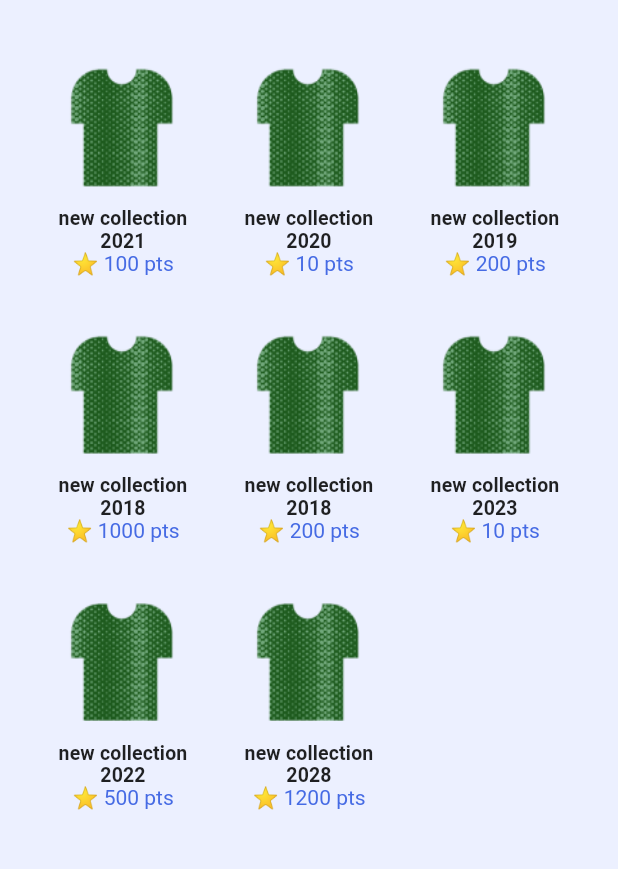
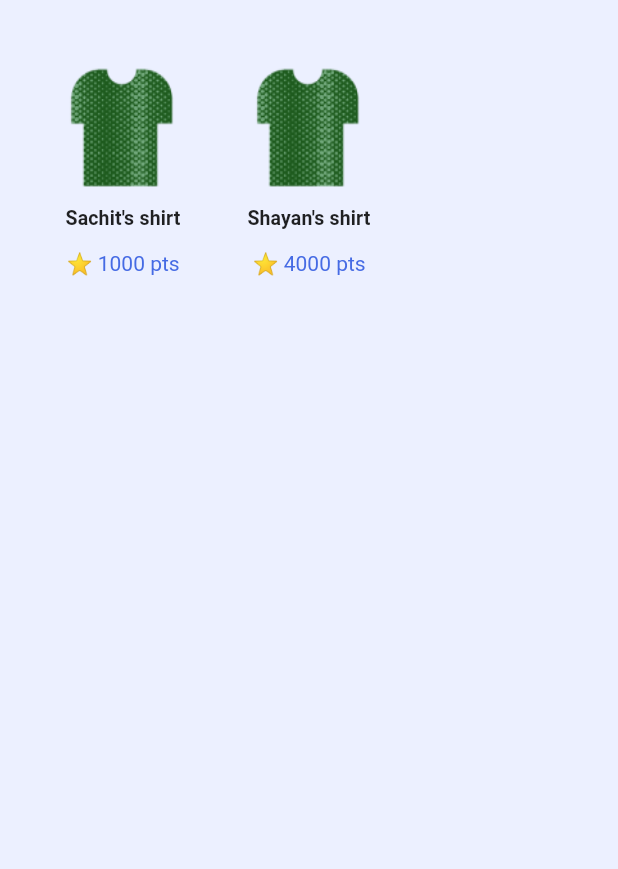
Before and after one commit to Abradat/ecogo-mobile-app, a Flutter app: the screen it shows after launch, after a tap on "🛍 Shop", on a phone screen of 412 x 824 dp, the part 141-1010 px from its top. Run offline on Flutter 3.47's test engine with Material 2 defaults, Android fonts, the phone set to English and light mode, and no system bars; our stand-ins replace fluro.

Commit message:
Used services for retrieving items for store.

```diff
--- a/lib/router.dart
+++ b/lib/router.dart
@@ -25,7 +25,7 @@ class AppRouter {
     router.define(
       '/shop',
       handler: _shopHandler,
-      transitionType: TransitionType.inFromBottom,
+      transitionType: TransitionType.nativeModal,
     );
   }
 }
--- a/lib/screens/home.dart
+++ b/lib/screens/home.dart
@@ -30,6 +30,15 @@ class _HomeScreenState extends State<HomeScreen> {
                     style: TextStyle(color: Colors.white),
                   ),
                 ),
+                Expanded(
+                  flex: 1,
+                  child: const GeneralBadge(
+                    child: Text(
+                      "🪙 2222",
+                      style: TextStyle(color: Colors.white),
+                    ),
+                  ),
+                ),
                 GestureDetector(
                   onTap: () {
                     Navigator.pushNamed(context, '/shop');
--- /dev/null
+++ b/lib/screens/search.dart
@@ -0,0 +1,15 @@
+import 'package:flutter/cupertino.dart';
+
+class SearchScreen extends StatefulWidget {
+  const SearchScreen({Key? key}) : super(key: key);
+
+  @override
+  _SearchScreenState createState() => _SearchScreenState();
+}
+
+class _SearchScreenState extends State<SearchScreen> {
+  @override
+  Widget build(BuildContext context) {
+    return Container();
+  }
+}
--- a/lib/services/shop_service.dart
+++ b/lib/services/shop_service.dart
@@ -1,10 +1,12 @@
 import 'package:ecogo_mobile_app/data/shop_item.dart';
 
 class ShopService {
-  Future<List<ShopItem>> getShopItems() async {
-    return [
-      ShopItem("sample-shirt.png", "Sachit's shirt", 1000),
-      ShopItem("sample-shirt.png", "Shayan's shirt", 4000)
-    ];
+  Future<List<ShopItem>> getShopItems() {
+    return Future.delayed(
+        const Duration(seconds: 1),
+        () => [
+              ShopItem("sample-shirt.png", "Sachit's shirt", 1000),
+              ShopItem("sample-shirt.png", "Shayan's shirt", 4000)
+            ]);
   }
 }
--- /dev/null
+++ b/lib/widgets/common/top_bar.dart
@@ -0,0 +1,10 @@
+import 'package:flutter/cupertino.dart';
+
+class TopBar extends StatelessWidget {
+  const TopBar({Key? key}) : super(key: key);
+
+  @override
+  Widget build(BuildContext context) {
+    return Container();
+  }
+}
--- a/lib/widgets/shop/shop_item.dart
+++ b/lib/widgets/shop/shop_item.dart
@@ -1,15 +1,13 @@
 import 'package:flutter/cupertino.dart';
 import 'package:flutter/material.dart';
 
-class ShopItem extends StatelessWidget {
+class ShopItemCard extends StatelessWidget {
   final String imageUrl;
-  final String clothName;
-  final int clothPrice;
+  final String name;
+  final int price;
 
-  ShopItem(
-      {required this.imageUrl,
-      required this.clothName,
-      required this.clothPrice});
+  ShopItemCard(
+      {required this.imageUrl, required this.name, required this.price});
 
   @override
   Widget build(BuildContext context) {
@@ -35,7 +33,7 @@ class ShopItem extends StatelessWidget {
             Expanded(
               flex: 1,
               child: Text(
-                clothName,
+                name,
                 textAlign: TextAlign.center,
                 style: const TextStyle(
                   fontWeight: FontWeight.bold,
@@ -48,7 +46,7 @@ class ShopItem extends StatelessWidget {
             Expanded(
               flex: 1,
               child: Text(
-                "⭐️ $clothPrice pts",
+                "⭐️ $price pts",
                 style: const TextStyle(color: Color(0xFF466BE4)),
               ),
             ),
@@ -65,7 +63,7 @@ class ShopItem extends StatelessWidget {
         contentPadding:
             const EdgeInsets.symmetric(horizontal: 50, vertical: 30),
         title: Text(
-          clothName,
+          name,
           textAlign: TextAlign.center,
           style: const TextStyle(
             fontWeight: FontWeight.bold,
@@ -93,7 +91,7 @@ class ShopItem extends StatelessWidget {
                   backgroundColor: const Color(0xFF466BE4),
                   padding: EdgeInsets.symmetric(horizontal: 20, vertical: 10)),
               child: Text(
-                "Purchase with ⭐️ $clothPrice pts",
+                "Purchase with ⭐️ $price pts",
                 style: const TextStyle(color: Colors.white),
               ),
             )
--- a/lib/widgets/shop/shop_list.dart
+++ b/lib/widgets/shop/shop_list.dart
@@ -1,5 +1,6 @@
+import 'package:ecogo_mobile_app/data/shop_item.dart';
+import 'package:ecogo_mobile_app/widgets/shop/shop_item.dart';
 import 'package:ecogo_mobile_app/services/shop_service.dart';
-import 'package:ecogo_mobile_app/widgets/shop/shop_item.dart';
 import 'package:flutter/cupertino.dart';
 
 class ShopList extends StatefulWidget {
@@ -11,11 +12,19 @@ class ShopList extends StatefulWidget {
 
 class _ShopListState extends State<ShopList> {
   final ShopService shopService = ShopService();
-  late List<ShopItem> shopItems;
+  List<ShopItem>? shopItems;
+
+  Future<void> getItemData() async {
+    final response = await shopService.getShopItems();
+    setState(() {
+      shopItems = response;
+    });
+  }
 
   @override
   void initState() {
     super.initState();
+    getItemData();
   }
 
   @override
@@ -24,40 +33,48 @@ class _ShopListState extends State<ShopList> {
       crossAxisCount: 3,
       mainAxisSpacing: 1,
       childAspectRatio: 0.7,
-      children: [
-        ShopItem(
-            imageUrl: "sample-shirt.png",
-            clothName: "new collection 2021",
-            clothPrice: 100),
-        ShopItem(
-            imageUrl: "sample-shirt.png",
-            clothName: "new collection 2020",
-            clothPrice: 10),
-        ShopItem(
-            imageUrl: "sample-shirt.png",
-            clothName: "new collection 2019",
-            clothPrice: 200),
-        ShopItem(
-            imageUrl: "sample-shirt.png",
-            clothName: "new collection 2018",
-            clothPrice: 1000),
-        ShopItem(
-            imageUrl: "sample-shirt.png",
-            clothName: "new collection 2018",
-            clothPrice: 200),
-        ShopItem(
-            imageUrl: "sample-shirt.png",
-            clothName: "new collection 2023",
-            clothPrice: 10),
-        ShopItem(
-            imageUrl: "sample-shirt.png",
-            clothName: "new collection 2022",
-            clothPrice: 500),
-        ShopItem(
-            imageUrl: "sample-shirt.png",
-            clothName: "new collection 2028",
-            clothPrice: 1200),
-      ],
+      children: shopItems != null
+          ? shopItems!
+              .map((item) => ShopItemCard(
+                    imageUrl: item.imageUrl,
+                    name: item.itemName,
+                    price: item.itemPrice,
+                  ))
+              .toList()
+          : []
+      // ShopItemCard(
+      //     imageUrl: "sample-shirt.png",
+      //     clothName: "new collection 2021",
+      //     clothPrice: 100),
+      // ShopItemCard(
+      //     imageUrl: "sample-shirt.png",
+      //     clothName: "new collection 2020",
+      //     clothPrice: 10),
+      // ShopItemCard(
+      //     imageUrl: "sample-shirt.png",
+      //     clothName: "new collection 2019",
+      //     clothPrice: 200),
+      // ShopItemCard(
+      //     imageUrl: "sample-shirt.png",
+      //     clothName: "new collection 2018",
+      //     clothPrice: 1000),
+      // ShopItemCard(
+      //     imageUrl: "sample-shirt.png",
+      //     clothName: "new collection 2018",
+      //     clothPrice: 200),
+      // ShopItemCard(
+      //     imageUrl: "sample-shirt.png",
+      //     clothName: "new collection 2023",
+      //     clothPrice: 10),
+      // ShopItemCard(
+      //     imageUrl: "sample-shirt.png",
+      //     clothName: "new collection 2022",
+      //     clothPrice: 500),
+      // ShopItemCard(
+      //     imageUrl: "sample-shirt.png",
+      //     clothName: "new collection 2028",
+      //     clothPrice: 1200),
+      ,
     );
   }
 }
```
